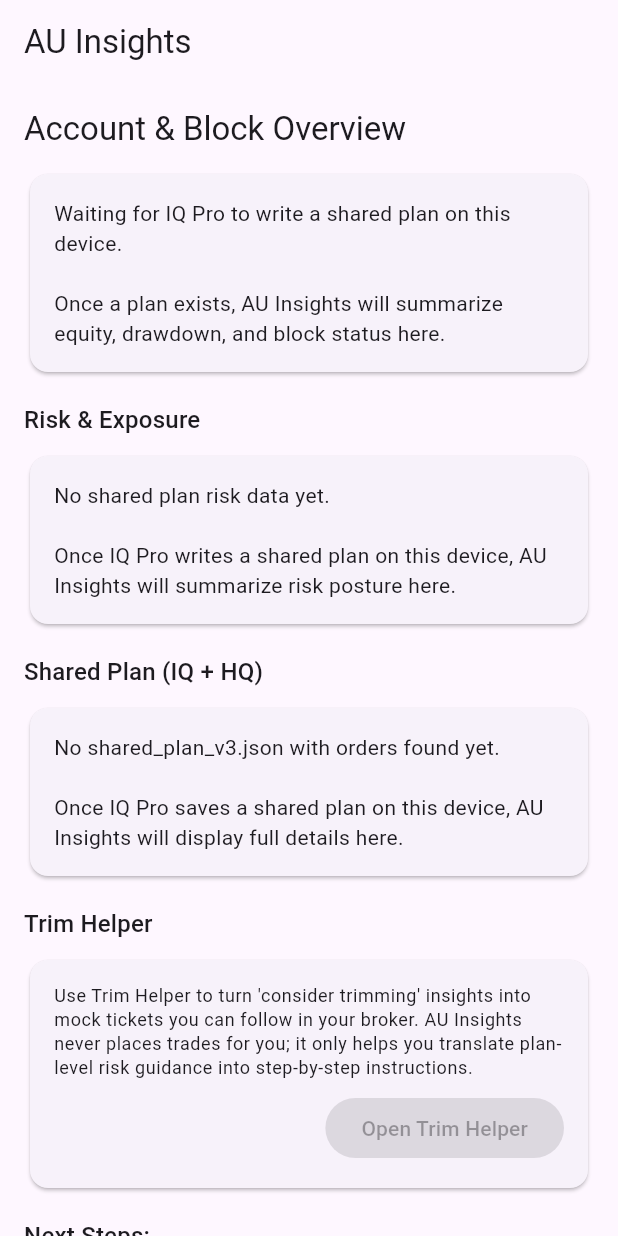
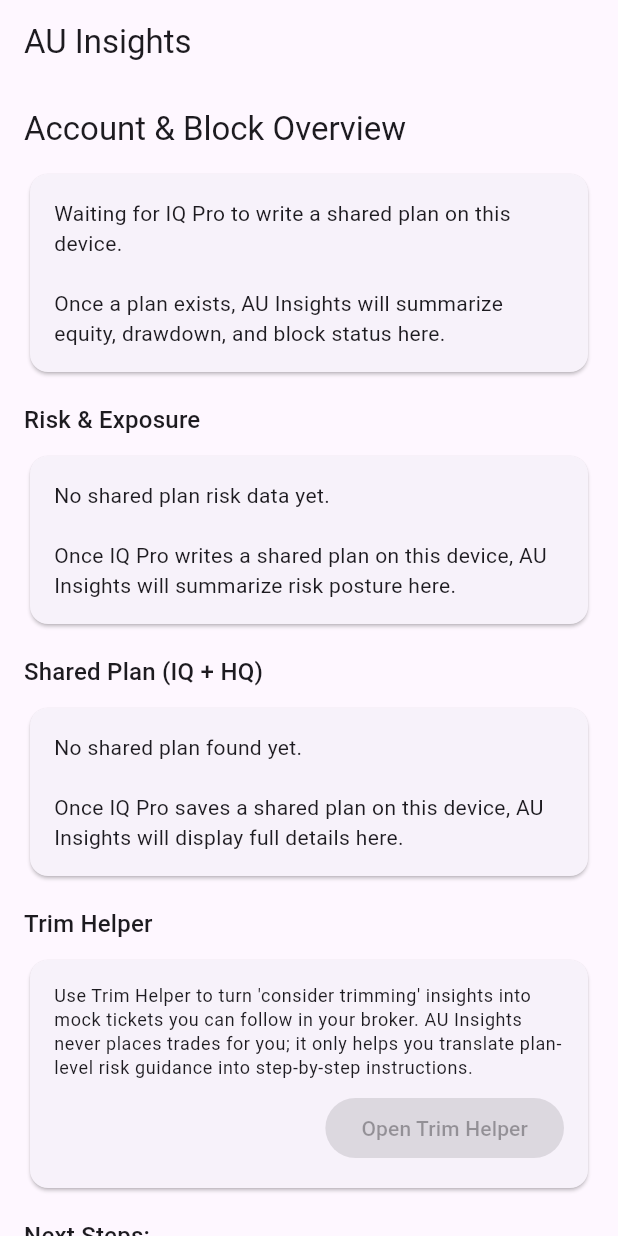
Before and after one commit to Baker413/AU-Insights, a Flutter app: the screen it shows after launch, on a phone screen of 412 x 824 dp. Run offline on Flutter 3.47's test engine with Material 3 defaults, Android fonts, the phone set to English and light mode, and no system bars; missing offline and left inert: au_core.

Commit message:
ui: remove legacy shared_plan_v3.json wording (Insights)

```diff
--- a/lib/main.dart
+++ b/lib/main.dart
@@ -147,7 +147,7 @@ class _InsightsHomeScreenState extends State<InsightsHomeScreen> {
                           )
                         : !hasPlan
                             ? Text(
-                                'No shared_plan_v3.json with orders found yet.\n\n'
+                                'No shared plan found yet.\n\n'
                                 'Once IQ Pro saves a shared plan on this device, '
                                 'AU Insights will display full details here.',
                                 style: theme.textTheme.bodyMedium,
```
